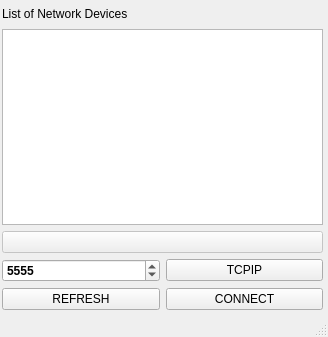
Qt form guiscrcpy/ui/network.ui (srevinsaju/guiscrcpy) before a commit.
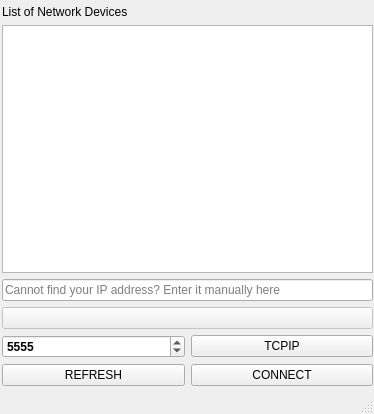
The same form after that commit.

Diff of the .ui file:
```diff
--- a/guiscrcpy/ui/network.ui
+++ b/guiscrcpy/ui/network.ui
@@ -9,41 +9,37 @@
    <rect>
     <x>0</x>
     <y>0</y>
-    <width>328</width>
-    <height>337</height>
+    <width>374</width>
+    <height>414</height>
    </rect>
   </property>
   <property name="windowTitle">
    <string>Network Manager</string>
   </property>
   <widget class="QWidget" name="centralwidget">
-   <widget class="QLabel" name="label">
+   <widget class="QWidget" name="">
     <property name="geometry">
      <rect>
       <x>2</x>
       <y>5</y>
-      <width>143</width>
-      <height>18</height>
+      <width>371</width>
+      <height>381</height>
      </rect>
     </property>
+    <layout class="QVBoxLayout" name="verticalLayout">
+     <item>
+      <widget class="QLabel" name="label">
     <property name="text">
      <string>List of Network Devices</string>
     </property>
    </widget>
-   <widget class="QWidget" name="">
-    <property name="geometry">
-     <rect>
-      <x>2</x>
-      <y>29</y>
-      <width>321</width>
-      <height>281</height>
-     </rect>
-    </property>
+     </item>
+     <item>
     <layout class="QGridLayout" name="gridLayout">
      <item row="0" column="0" colspan="2">
       <widget class="QListWidget" name="listView"/>
      </item>
-     <item row="4" column="0">
+       <item row="5" column="0">
       <widget class="QPushButton" name="nm_refresh">
        <property name="statusTip">
         <string>Refresh Devices list</string>
@@ -53,17 +49,14 @@
        </property>
       </widget>
      </item>
-     <item row="1" column="0" colspan="2">
-      <widget class="QPushButton" name="nm_det">
-       <property name="enabled">
-        <bool>false</bool>
-       </property>
+       <item row="4" column="1">
+        <widget class="QPushButton" name="tcpip">
        <property name="text">
-        <string/>
+          <string>TCPIP</string>
        </property>
       </widget>
      </item>
-     <item row="3" column="0">
+       <item row="4" column="0">
       <widget class="QSpinBox" name="spinBox">
        <property name="font">
         <font>
@@ -91,7 +84,7 @@
        </property>
       </widget>
      </item>
-     <item row="4" column="1">
+       <item row="5" column="1">
       <widget class="QPushButton" name="nm_connect">
        <property name="statusTip">
         <string>Establish connection</string>
@@ -101,12 +94,24 @@
        </property>
       </widget>
      </item>
-     <item row="3" column="1">
-      <widget class="QPushButton" name="tcpip">
+       <item row="2" column="0" colspan="2">
+        <widget class="QPushButton" name="nm_det">
+         <property name="enabled">
+          <bool>false</bool>
+         </property>
        <property name="text">
-        <string>TCPIP</string>
-       </property>
-      </widget>
+          <string/>
+         </property>
+        </widget>
+       </item>
+       <item row="1" column="0" colspan="2">
+        <widget class="QLineEdit" name="lineEdit">
+         <property name="placeholderText">
+          <string>Cannot find your IP address? Enter it manually here</string>
+         </property>
+        </widget>
+       </item>
+      </layout>
      </item>
     </layout>
    </widget>
```
Lines whose indentation alone changed are shown as unchanged.
